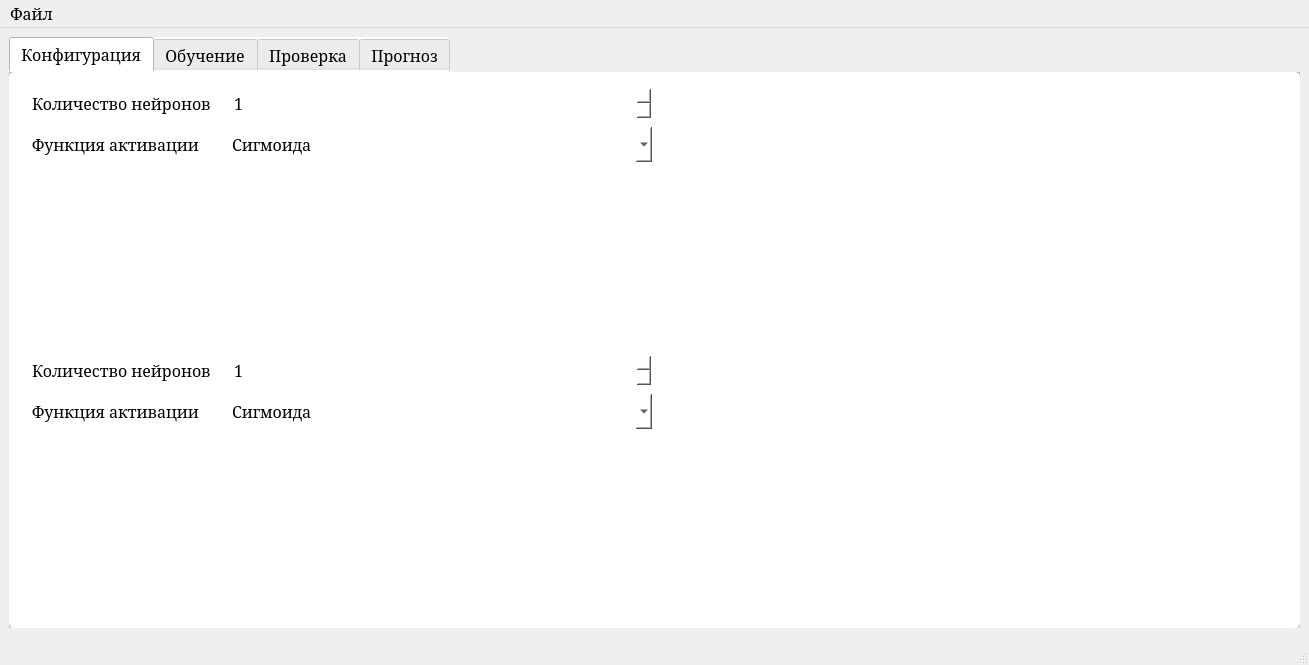
Old version of the form mainwindow.ui in the repository EvilCommunist/Neuro-Simulator.
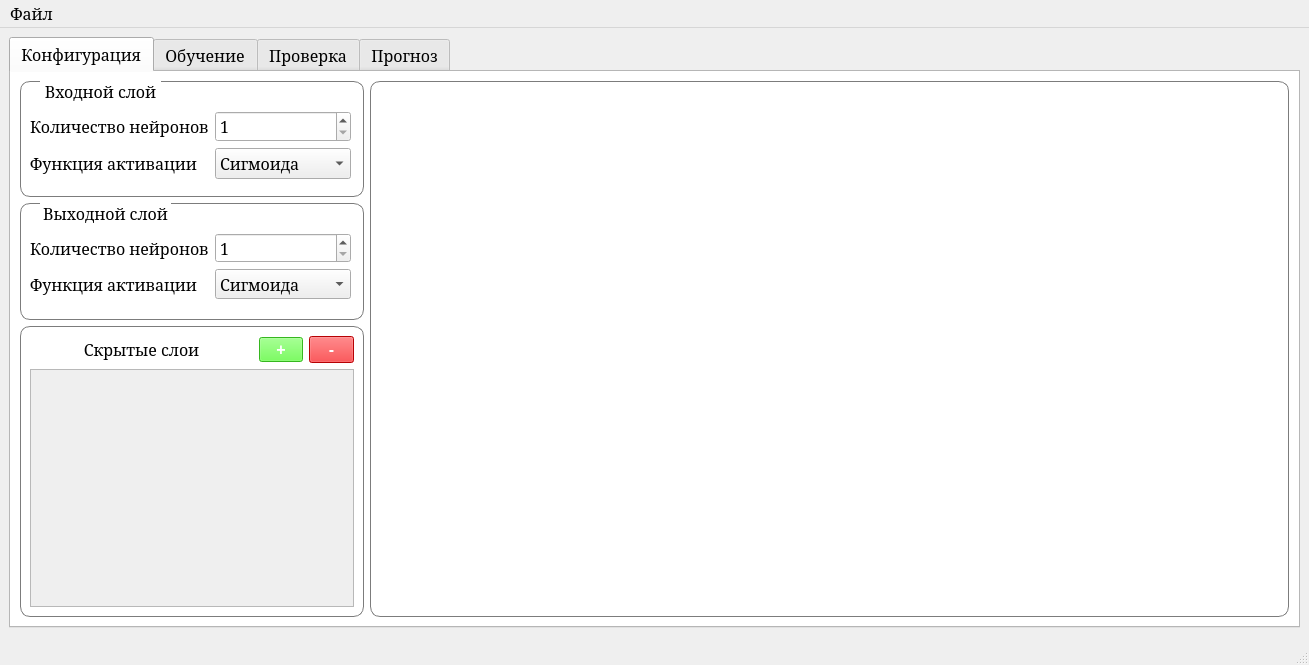
New version of the form.

Commit message: Adding configuration placeholders

What changed in the file:
```diff
--- a/mainwindow.ui
+++ b/mainwindow.ui
@@ -42,20 +42,153 @@
        </font>
       </property>
       <property name="styleSheet">
-       <string notr="true">border-width: 3px; border-radius: 5px; background-color: #FFF; color: #000;
-border-color: rgb(124, 124, 124); padding: 5px;</string>
+       <string notr="true">#tabWidget{border-width: 3px; border-radius: 5px; border-style: solid; background-color: #FFF; color: #000;
+border-color: rgb(124, 124, 124); padding: 5px;}</string>
       </property>
       <property name="currentIndex">
        <number>0</number>
       </property>
       <widget class="QWidget" name="Creation">
+       <property name="styleSheet">
+        <string notr="true"/>
+       </property>
        <attribute name="title">
         <string>Конфигурация</string>
        </attribute>
        <layout class="QHBoxLayout" name="horizontalLayout">
         <item>
-         <layout class="QGridLayout" name="gridLayout">
+         <layout class="QGridLayout" name="gridLayout" rowstretch="2,2,5" columnstretch="3,8">
+          <item row="1" column="0">
+           <widget class="QFrame" name="frame">
+            <property name="styleSheet">
+             <string notr="true">#frame{border-color: rgb(124, 124, 124); border-width: 1px; border-radius: 10px; border-style: solid}
+</string>
+            </property>
+            <property name="frameShape">
+             <enum>QFrame::Shape::StyledPanel</enum>
+            </property>
+            <property name="frameShadow">
+             <enum>QFrame::Shadow::Raised</enum>
+            </property>
+            <widget class="QWidget" name="layoutWidget_2">
+             <property name="geometry">
+              <rect>
+               <x>10</x>
+               <y>30</y>
+               <width>321</width>
+               <height>66</height>
+              </rect>
+             </property>
+             <layout class="QFormLayout" name="formLayout_6">
           <item row="0" column="0">
+               <widget class="QLabel" name="neuroNumLabel_2">
+                <property name="font">
+                 <font>
+                  <family>Garamond</family>
+                  <pointsize>12</pointsize>
+                 </font>
+                </property>
+                <property name="text">
+                 <string>Количество нейронов</string>
+                </property>
+               </widget>
+              </item>
+              <item row="0" column="1">
+               <widget class="QSpinBox" name="spinBox">
+                <property name="font">
+                 <font>
+                  <family>Garamond</family>
+                  <pointsize>12</pointsize>
+                 </font>
+                </property>
+                <property name="minimum">
+                 <number>1</number>
+                </property>
+               </widget>
+              </item>
+              <item row="1" column="0">
+               <widget class="QLabel" name="activFuncLabel_2">
+                <property name="font">
+                 <font>
+                  <family>Garamond</family>
+                  <pointsize>12</pointsize>
+                 </font>
+                </property>
+                <property name="text">
+                 <string>Функция активации</string>
+                </property>
+               </widget>
+              </item>
+              <item row="1" column="1">
+               <widget class="QComboBox" name="comboBox">
+                <property name="font">
+                 <font>
+                  <family>Garamond</family>
+                  <pointsize>12</pointsize>
+                 </font>
+                </property>
+                <item>
+                 <property name="text">
+                  <string>Сигмоида</string>
+                 </property>
+                </item>
+                <item>
+                 <property name="text">
+                  <string>Линейная</string>
+                 </property>
+                </item>
+               </widget>
+              </item>
+             </layout>
+            </widget>
+            <widget class="QLabel" name="label_2">
+             <property name="geometry">
+              <rect>
+               <x>20</x>
+               <y>0</y>
+               <width>131</width>
+               <height>20</height>
+              </rect>
+             </property>
+             <property name="font">
+              <font>
+               <family>Garamond</family>
+               <pointsize>12</pointsize>
+              </font>
+             </property>
+             <property name="styleSheet">
+              <string notr="true">background-color: #FFF; color: #000; margin-top: -2px;</string>
+             </property>
+             <property name="text">
+              <string>Выходной слой</string>
+             </property>
+             <property name="alignment">
+              <set>Qt::AlignmentFlag::AlignCenter</set>
+             </property>
+            </widget>
+           </widget>
+          </item>
+          <item row="0" column="0">
+           <widget class="QFrame" name="frame_2">
+            <property name="styleSheet">
+             <string notr="true">#frame_2{border-color: rgb(124, 124, 124); border-width: 1px; border-radius: 10px; border-style: solid}
+</string>
+            </property>
+            <property name="frameShape">
+             <enum>QFrame::Shape::StyledPanel</enum>
+            </property>
+            <property name="frameShadow">
+             <enum>QFrame::Shadow::Raised</enum>
+            </property>
+            <widget class="QWidget" name="layoutWidget">
+             <property name="geometry">
+              <rect>
+               <x>10</x>
+               <y>30</y>
+               <width>321</width>
+               <height>71</height>
+              </rect>
+             </property>
            <layout class="QFormLayout" name="formLayout_5">
             <item row="0" column="0">
              <widget class="QLabel" name="neuroNumLabel">
@@ -144,15 +277,45 @@
              </widget>
             </item>
            </layout>
+            </widget>
+            <widget class="QLabel" name="label">
+             <property name="geometry">
+              <rect>
+               <x>20</x>
+               <y>0</y>
+               <width>121</width>
+               <height>20</height>
+              </rect>
+             </property>
+             <property name="font">
+              <font>
+               <family>Garamond</family>
+               <pointsize>12</pointsize>
+              </font>
+             </property>
+             <property name="styleSheet">
+              <string notr="true">background-color: #FFF; color: #000; margin-top: -2px;</string>
+             </property>
+             <property name="text">
+              <string>Входной слой</string>
+             </property>
+             <property name="alignment">
+              <set>Qt::AlignmentFlag::AlignCenter</set>
+             </property>
+            </widget>
+           </widget>
           </item>
-          <item row="0" column="1" rowspan="2">
-           <widget class="QFrame" name="frame">
+          <item row="0" column="1" rowspan="3">
+           <widget class="QFrame" name="neuroHolder">
             <property name="minimumSize">
              <size>
               <width>10</width>
               <height>10</height>
              </size>
             </property>
+            <property name="styleSheet">
+             <string notr="true">border-color: rgb(124, 124, 124); border-style: solid; border-width: 1px; border-radius: 10px;</string>
+            </property>
             <property name="frameShape">
              <enum>QFrame::Shape::StyledPanel</enum>
             </property>
@@ -161,10 +324,23 @@
             </property>
            </widget>
           </item>
-          <item row="1" column="0">
-           <layout class="QFormLayout" name="formLayout_6">
+          <item row="2" column="0">
+           <widget class="QFrame" name="hiddenLayersFrame">
+            <property name="styleSheet">
+             <string notr="true">#hiddenLayersFrame{border-color: rgb(124, 124, 124); border-width: 1px; border-radius: 10px; border-style: solid}
+</string>
+            </property>
+            <property name="frameShape">
+             <enum>QFrame::Shape::StyledPanel</enum>
+            </property>
+            <property name="frameShadow">
+             <enum>QFrame::Shadow::Raised</enum>
+            </property>
+            <layout class="QVBoxLayout" name="verticalLayout_2" stretch="12">
+             <item>
+              <layout class="QGridLayout" name="gridLayout_2" columnstretch="5,1,1">
             <item row="0" column="0">
-             <widget class="QLabel" name="neuroNumLabel_2">
+                <widget class="QLabel" name="label_3">
               <property name="font">
                <font>
                 <family>Garamond</family>
@@ -172,57 +348,67 @@
                </font>
               </property>
               <property name="text">
-               <string>Количество нейронов</string>
+                  <string>Скрытые слои</string>
+                 </property>
+                 <property name="alignment">
+                  <set>Qt::AlignmentFlag::AlignCenter</set>
               </property>
              </widget>
             </item>
             <item row="0" column="1">
-             <widget class="QSpinBox" name="spinBox">
+                <widget class="QPushButton" name="addLayer">
               <property name="font">
                <font>
-                <family>Garamond</family>
                 <pointsize>12</pointsize>
-               </font>
-              </property>
-              <property name="minimum">
-               <number>1</number>
-              </property>
-             </widget>
-            </item>
-            <item row="1" column="0">
-             <widget class="QLabel" name="activFuncLabel_2">
-              <property name="font">
-               <font>
-                <family>Garamond</family>
-                <pointsize>12</pointsize>
-               </font>
-              </property>
+                   <bold>true</bold>
+                  </font>
+                 </property>
+                 <property name="styleSheet">
+                  <string notr="true">padding: 2px 1px; background-color: rgb(76, 255, 44); color: white;</string>
+                 </property>
               <property name="text">
-               <string>Функция активации</string>
+                  <string>+</string>
               </property>
              </widget>
             </item>
-            <item row="1" column="1">
-             <widget class="QComboBox" name="comboBox">
+               <item row="0" column="2">
+                <widget class="QPushButton" name="removeFrame">
               <property name="font">
                <font>
-                <family>Garamond</family>
                 <pointsize>12</pointsize>
-               </font>
-              </property>
-              <item>
-               <property name="text">
-                <string>Сигмоида</string>
-               </property>
-              </item>
-              <item>
+                   <bold>true</bold>
+                   <strikeout>false</strikeout>
+                  </font>
+                 </property>
+                 <property name="styleSheet">
+                  <string notr="true">padding: 3px 1px; background-color: rgb(255, 1, 5); color: white;</string>
+                 </property>
                <property name="text">
-                <string>Линейная</string>
-               </property>
-              </item>
-             </widget>
-            </item>
-           </layout>
+                  <string>-</string>
+                 </property>
+                </widget>
+               </item>
+               <item row="1" column="0" colspan="3">
+                <widget class="QScrollArea" name="scrollArea">
+                 <property name="widgetResizable">
+                  <bool>true</bool>
+                 </property>
+                 <widget class="QWidget" name="scrollAreaWidgetContents_2">
+                  <property name="geometry">
+                   <rect>
+                    <x>0</x>
+                    <y>0</y>
+                    <width>313</width>
+                    <height>214</height>
+                   </rect>
+                  </property>
+                 </widget>
+                </widget>
+               </item>
+              </layout>
+             </item>
+            </layout>
+           </widget>
           </item>
          </layout>
         </item>
```
Lines whose indentation alone changed are shown as unchanged.
